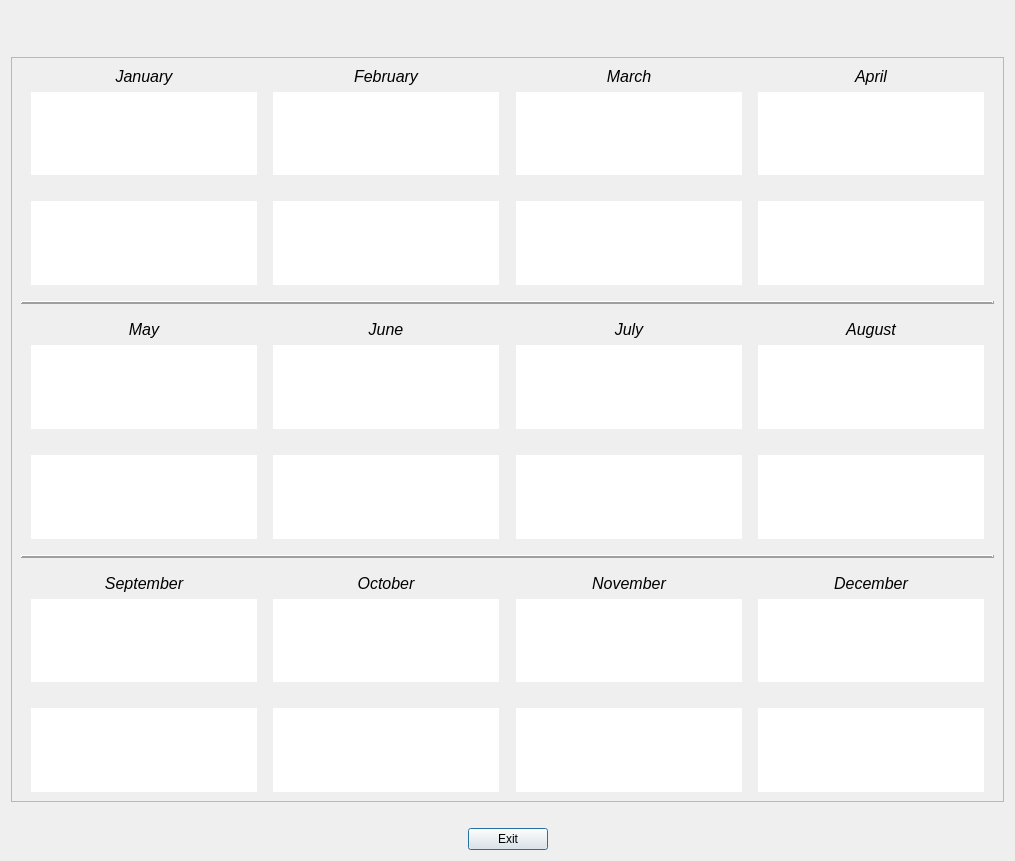
Before: the Qt Designer form CashFlowManager/monthlybudgetsummarydialog.ui in epw7856/CashFlowManager, drawn with Qt 5.
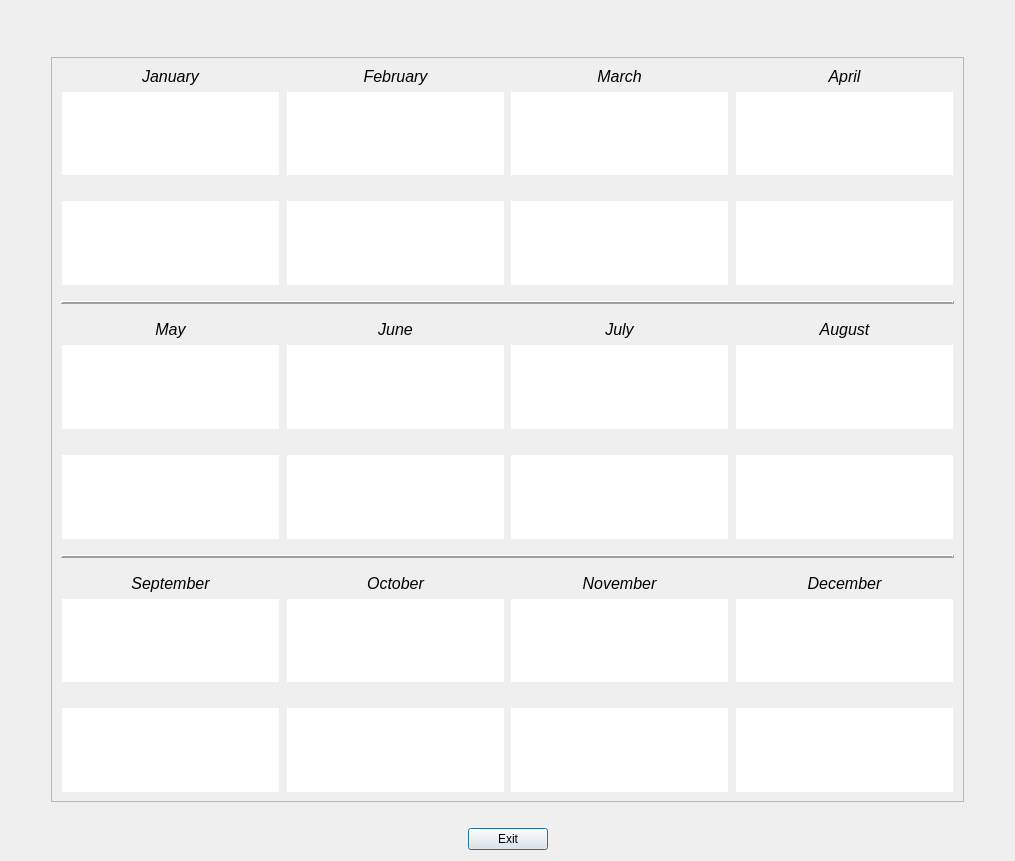
After: the same form once the commit is applied.

Commit message: Adjusted size and layout of monthly budget summary and expense type summary dialogs.

Patch:
```diff
--- a/CashFlowManager/monthlybudgetsummarydialog.ui
+++ b/CashFlowManager/monthlybudgetsummarydialog.ui
@@ -89,6 +89,26 @@
        </property>
       </spacer>
      </item>
+    </layout>
+   </item>
+   <item>
+    <layout class="QHBoxLayout" name="horizontalLayout_6">
+     <item>
+      <spacer name="horizontalSpacer_22">
+       <property name="orientation">
+        <enum>Qt::Horizontal</enum>
+       </property>
+       <property name="sizeType">
+        <enum>QSizePolicy::Fixed</enum>
+       </property>
+       <property name="sizeHint" stdset="0">
+        <size>
+         <width>40</width>
+         <height>20</height>
+        </size>
+       </property>
+      </spacer>
+     </item>
      <item>
       <widget class="QScrollArea" name="scrollArea">
        <property name="widgetResizable">
@@ -99,8 +119,8 @@
          <rect>
           <x>0</x>
           <y>0</y>
-          <width>993</width>
-          <height>727</height>
+          <width>901</width>
+          <height>725</height>
          </rect>
         </property>
         <layout class="QVBoxLayout" name="verticalLayout_15">
@@ -1344,6 +1364,22 @@
        </widget>
       </widget>
      </item>
+     <item>
+      <spacer name="horizontalSpacer_23">
+       <property name="orientation">
+        <enum>Qt::Horizontal</enum>
+       </property>
+       <property name="sizeType">
+        <enum>QSizePolicy::Fixed</enum>
+       </property>
+       <property name="sizeHint" stdset="0">
+        <size>
+         <width>40</width>
+         <height>20</height>
+        </size>
+       </property>
+      </spacer>
+     </item>
     </layout>
    </item>
    <item>
```
The commit also changes 1 other file.
